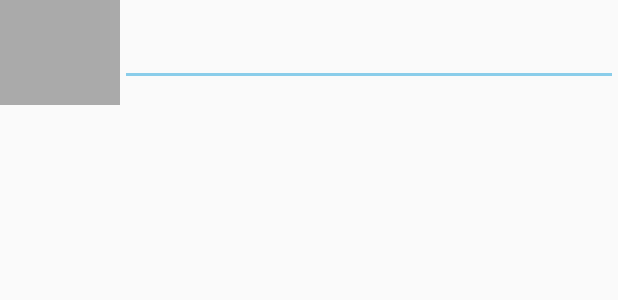
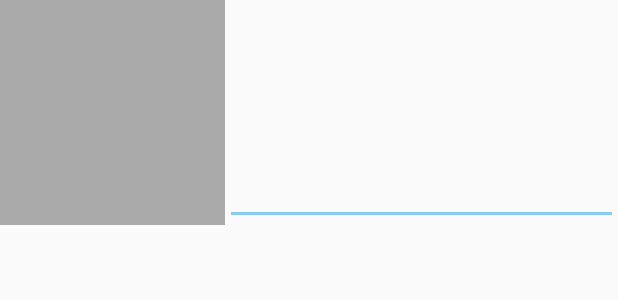
Before and after one commit to fabiogsantos/SinopseFilmes, an Android app: the layout view_listmovie.xml on its own in the app's theme, with its tools: preview values and no code run, on a phone screen of 412 x 824 dp. Shown: the top 300 px of the screen. Run offline under Robolectric (Android 15) with nearby library versions, the phone set to English and light mode, and no system bars.

Commit message:
complemento da implementação da lista de filmes

```diff
--- a/app/src/main/java/com/tecdam/fabiogsantos/sinopsefilmes/ui/MainActivity.java
+++ b/app/src/main/java/com/tecdam/fabiogsantos/sinopsefilmes/ui/MainActivity.java
@@ -53,8 +53,8 @@ public class MainActivity extends AppCompatActivity implements LifecycleRegistry
         pageListMovieViewModel = ViewModelProviders.of(this).get(PageListMovieViewModel.class);
         pageListMovieViewModel.init(getString(R.string.apikey),
                 getString(R.string.language),
-                "BR",
-                "popularity.desc",
+                getString(R.string.region),
+                getString(R.string.sortlistmovie),
                 false,
                 false,
                 1,
--- a/app/src/main/res/layout/view_listmovie.xml
+++ b/app/src/main/res/layout/view_listmovie.xml
@@ -2,42 +2,43 @@
 <RelativeLayout xmlns:android="http://schemas.android.com/apk/res/android"
     xmlns:app="http://schemas.android.com/apk/res-auto"
     android:layout_width="match_parent"
-    android:layout_height="70dp">
+    android:layout_height="150dp">
 
     <ImageView
         android:id="@+id/imageViewMovie"
-        android:layout_width="80dp"
-        android:layout_height="70dp"
+        android:layout_width="150dp"
+        android:layout_height="100dp"
+        android:layout_alignParentBottom="true"
+        android:layout_alignParentLeft="true"
+        android:layout_alignParentStart="true"
+        android:layout_alignParentTop="true"
         android:adjustViewBounds="false"
-        app:srcCompat="@android:color/darker_gray"
-        android:layout_alignParentTop="true"
-        android:layout_alignParentLeft="true"
-        android:layout_alignParentStart="true" />
+        app:srcCompat="@android:color/darker_gray" />
 
     <TextView
         android:id="@+id/textViewTitle"
         android:layout_width="wrap_content"
-        android:layout_height="20dp"
-        android:textSize="14sp"
+        android:layout_height="40dp"
+        android:layout_alignParentEnd="true"
+        android:layout_alignParentRight="true"
+        android:layout_alignParentTop="true"
+        android:layout_toEndOf="@+id/imageViewMovie"
+        android:layout_toRightOf="@+id/imageViewMovie"
         android:textColor="#2a2a3d"
-        android:layout_alignParentTop="true"
-        android:layout_alignParentRight="true"
-        android:layout_alignParentEnd="true"
-        android:layout_toRightOf="@+id/imageViewMovie"
-        android:layout_toEndOf="@+id/imageViewMovie" />
+        android:textSize="16sp" />
 
     <EditText
         android:id="@+id/editTextSinopse"
         android:layout_width="wrap_content"
-        android:layout_height="wrap_content"
+        android:layout_height="match_parent"
         android:layout_alignParentEnd="true"
         android:layout_alignParentRight="true"
+        android:layout_below="@+id/textViewTitle"
+        android:layout_toEndOf="@+id/imageViewMovie"
+        android:layout_toRightOf="@+id/imageViewMovie"
         android:ems="10"
         android:inputType="textCapWords|textMultiLine"
-        android:textSize="12sp"
         android:textColor="#525253"
-        android:layout_below="@+id/textViewTitle"
-        android:layout_toRightOf="@+id/imageViewMovie"
-        android:layout_toEndOf="@+id/imageViewMovie" />
+        android:textSize="14sp" />
 
 </RelativeLayout>
--- a/app/src/main/res/values/strings.xml
+++ b/app/src/main/res/values/strings.xml
@@ -5,5 +5,9 @@
     <string name="language">pt-BR</string>
     <string name="genre">Gênero do Filme</string>
     <string name="search_hint">Título do Filme</string>
-    <string name="url_themoviedb_image">http://image.tmdb.org/t/p</string>
+    <string name="url_themoviedb_image_small">http://image.tmdb.org/t/p/w92</string>
+    <string name="url_themoviedb_image_medium">http://image.tmdb.org/t/p/w185</string>
+    <string name="url_themoviedb_image_origin">http://image.tmdb.org/t/p/original</string>
+    <string name="region">BR</string>
+    <string name="sortlistmovie">popularity.desc</string>
 </resources>
```
Also changed, not shown: app/src/main/java/com/tecdam/fabiogsantos/sinopsefilmes/ui/MoviesAdapter.java (+21 -3 lines), 1 other file.
